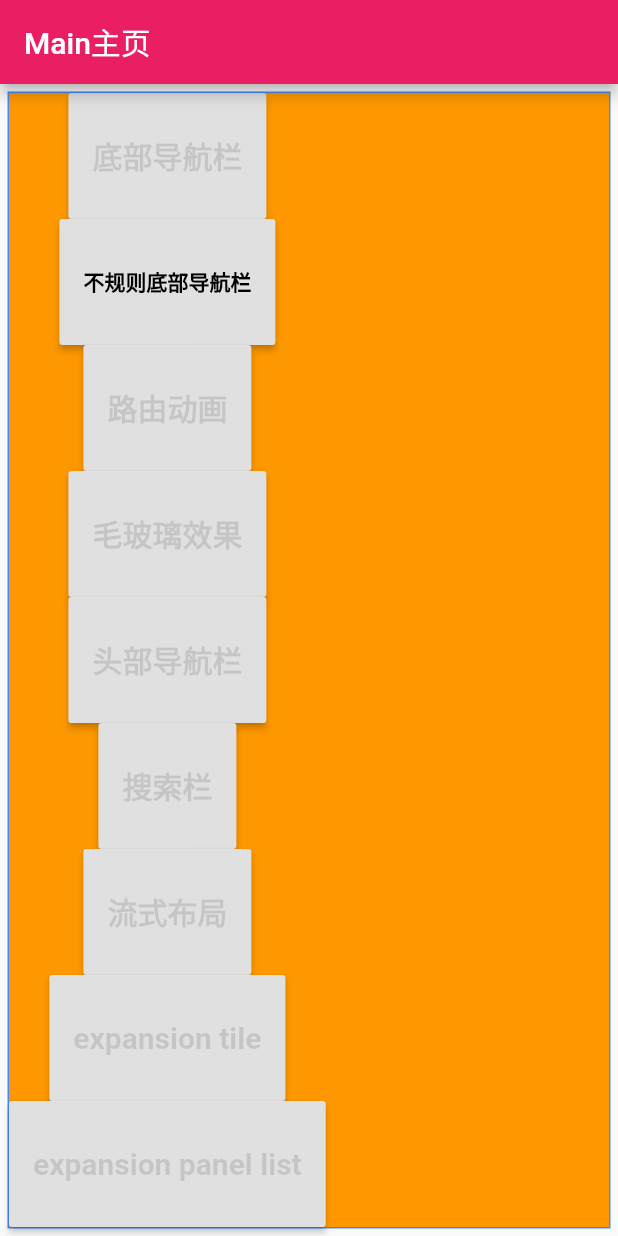
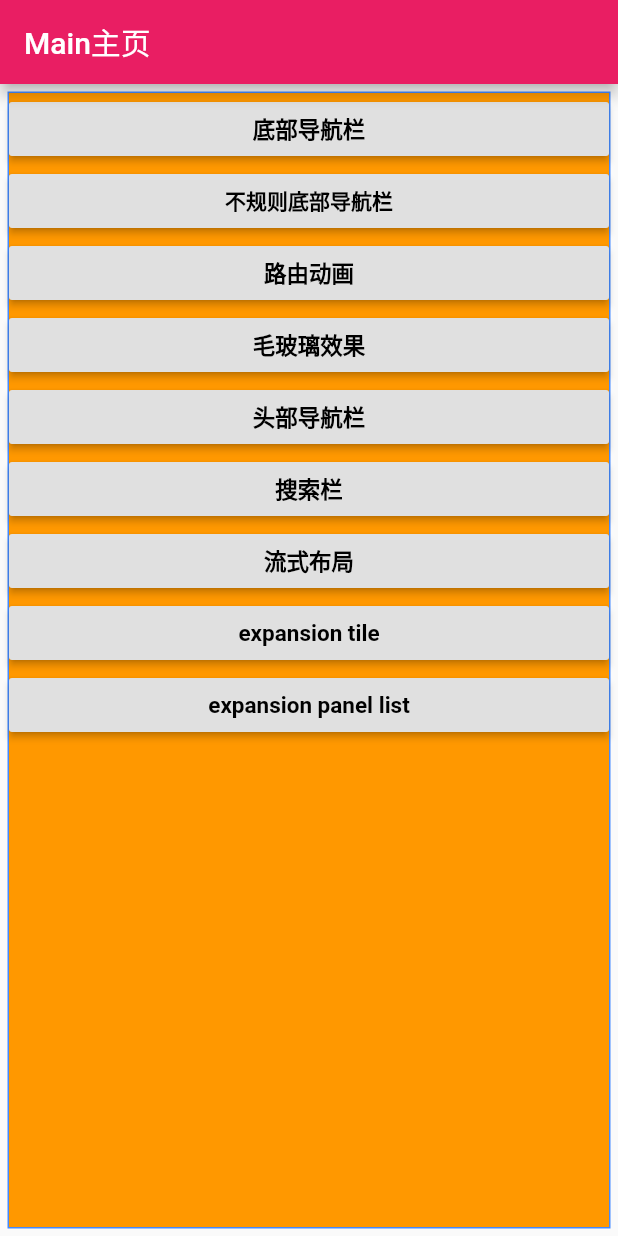
Before and after one commit to ZHughZhang/flutter_demo, a Flutter app: the screen it shows after launch, on a phone screen of 412 x 824 dp. Run offline on Flutter 3.47's test engine with Material 2 defaults, Android fonts, the phone set to English and light mode, and no system bars.

Commit message:
expansion panel list

```diff
--- a/flutter_demo/lib/main.dart
+++ b/flutter_demo/lib/main.dart
@@ -16,14 +16,11 @@ class MyApp extends StatelessWidget {
   Widget build(BuildContext context) {
     return MaterialApp(
       title: '开始页面',
-      theme: ThemeData(
-        primaryColor: Colors.pink
-      ),//自定义主题
+      theme: ThemeData(primaryColor: Colors.pink), //自定义主题
       home: _Mainpage(),
     );
   }
 }
-
 
 class _Mainpage extends StatelessWidget {
   @override
@@ -33,154 +30,139 @@ class _Mainpage extends StatelessWidget {
         title: Text('Main主页'),
       ),
       body: Container(
-          alignment: Alignment.topLeft,
+        alignment: Alignment.center,
         constraints: BoxConstraints.expand(
-            width: double.maxFinite,
-            height: double.maxFinite,
-
+          width: MediaQuery.of(context).size.width,
+          height: MediaQuery.of(context).size.height,
         ),
         margin: EdgeInsets.all(5.0),
         decoration: BoxDecoration(
           color: Colors.orange,
           border: Border.all(
-                color: Colors.blueAccent,
-                width: 1.0,
-                style: BorderStyle.solid
+              color: Colors.blueAccent, width: 1.0, style: BorderStyle.solid),
         ),
-
+        child: ListView(
+          scrollDirection: Axis.vertical,
+          semanticChildCount: 4,
+          children: <Widget>[
+            RaisedButton(
+              child: Text(
+                '底部导航栏',
+                style: TextStyle(
+                    color: Colors.black,
+                    fontSize: 15.0,
+                    fontWeight: FontWeight.bold),
               ),
-          child: Column(
-            children: <Widget>[
-              Expanded(
-                child:RaisedButton(
-                  child: Text('底部导航栏',
-                    style: TextStyle(
-                        color: Colors.black12,
-                        fontSize: 20.0,
-                        fontWeight: FontWeight.bold
-                    ),
-                  ),
-                  onPressed: (){
+              onPressed: () {
                 Navigator.of(context).push(MaterialPageRoute(
                   builder: (context) => bottom_navgation_widget(),
                 ));
               },
-                ) ,
             ),
-              Expanded(
-                  child:RaisedButton(
-                    child: Text('不规则底部导航栏',
+            RaisedButton(
+              child: Text(
+                '不规则底部导航栏',
+                style:
+                    TextStyle(color: Colors.black, fontWeight: FontWeight.bold),
+              ),
+              onPressed: () {
+                Navigator.of(context).push(MaterialPageRoute(
+                    builder: (context) => bottom_navgation_custom()));
+              },
+            ),
+            RaisedButton(
+              child: Text(
+                '路由动画',
                 style: TextStyle(
                     color: Colors.black,
-                          fontWeight: FontWeight.bold
+                    fontSize: 15.0,
+                    fontWeight: FontWeight.bold),
               ),
+              onPressed: () {
+                Navigator.of(context).push(
+                    MaterialPageRoute(builder: (context) => route_page1()));
+              },
             ),
-                    onPressed: (){
-                      Navigator.of(context).push(MaterialPageRoute(builder: (context) => bottom_navgation_custom()));
+            RaisedButton(
+              child: Text(
+                '毛玻璃效果',
+                style: TextStyle(
+                    color: Colors.black,
+                    fontSize: 15.0,
+                    fontWeight: FontWeight.bold),
+              ),
+              onPressed: () {
+                Navigator.of(context).push(
+                    MaterialPageRoute(builder: (context) => frosted_glass()));
               },
-                  ) ,
             ),
-              Expanded(
-                  child:RaisedButton(
-                    child: Text('路由动画',
+            RaisedButton(
+              child: Text(
+                '头部导航栏',
                 style: TextStyle(
-                          color: Colors.black12,
-                          fontSize: 20.0,
-                          fontWeight: FontWeight.bold
+                    color: Colors.black,
+                    fontSize: 15.0,
+                    fontWeight: FontWeight.bold),
               ),
+              onPressed: () {
+                Navigator.of(context).push(
+                    MaterialPageRoute(builder: (context) => top_nav_widget()));
+              },
             ),
-                    onPressed: (){
-                      Navigator.of(context).push(MaterialPageRoute(builder: (context) => route_page1()));
+            RaisedButton(
+              child: Text(
+                '搜索栏',
+                style: TextStyle(
+                    color: Colors.black,
+                    fontSize: 15.0,
+                    fontWeight: FontWeight.bold),
+              ),
+              onPressed: () {
+                Navigator.of(context).push(MaterialPageRoute(
+                    builder: (context) => search_bar_widget()));
               },
-                  ) ,
             ),
-                Expanded(
-                  child:RaisedButton(
-                    child: Text('毛玻璃效果',
+            RaisedButton(
+              child: Text(
+                '流式布局',
                 style: TextStyle(
-                          color: Colors.black12,
-                          fontSize: 20.0,
-                          fontWeight: FontWeight.bold
+                    color: Colors.black,
+                    fontSize: 15.0,
+                    fontWeight: FontWeight.bold),
               ),
+              onPressed: () {
+                Navigator.of(context).push(
+                    MaterialPageRoute(builder: (context) => wrap_layout()));
+              },
             ),
-                    onPressed: (){
-                         Navigator.of(context).push(MaterialPageRoute(builder: (context)=>frosted_glass()));
+            RaisedButton(
+              child: Text(
+                'expansion tile',
+                style: TextStyle(
+                    color: Colors.black,
+                    fontSize: 15.0,
+                    fontWeight: FontWeight.bold),
+              ),
+              onPressed: () {
+                Navigator.of(context).push(
+                    MaterialPageRoute(builder: (context) => expandion_tile()));
               },
-                  ) ,
             ),
-              Expanded(
-                  child:RaisedButton(
-                    child: Text('头部导航栏',
+            RaisedButton(
+              child: Text(
+                'expansion panel list',
                 style: TextStyle(
-                          color: Colors.black12,
-                          fontSize: 20.0,
-                          fontWeight: FontWeight.bold
+                    color: Colors.black,
+                    fontSize: 15.0,
+                    fontWeight: FontWeight.bold),
               ),
-                    ),
-                    onPressed: (){
-
-                          Navigator.of(context).push(MaterialPageRoute(builder: (context)=> top_nav_widget()));
+              onPressed: () {
+                Navigator.of(context).push(MaterialPageRoute(
+                    builder: (context) => expansion_panel_list()));
               },
-                  ) ,
-                ),
-                Expanded(
-                  child:RaisedButton(
-                    child: Text('搜索栏',
-                      style: TextStyle(
-                          color: Colors.black12,
-                          fontSize: 20.0,
-                          fontWeight: FontWeight.bold
-                      ),
-                    ),
-                    onPressed: (){
-                        Navigator.of(context).push(MaterialPageRoute(builder: (context)=> search_bar_widget()));
-                    },
-                  ) ,
-                ),
-               Expanded(
-                  child:RaisedButton(
-                    child: Text('流式布局',
-                      style: TextStyle(
-                          color: Colors.black12,
-                          fontSize: 20.0,
-                          fontWeight: FontWeight.bold
-                      ),
-                    ),
-                    onPressed: (){
-                          Navigator.of(context).push(MaterialPageRoute(builder:(context) => wrap_layout() ));
-                    },
-                  ) ,
-                ),
-              Expanded(
-                child:RaisedButton(
-                  child: Text('expansion tile',
-                    style: TextStyle(
-                        color: Colors.black12,
-                        fontSize: 20.0,
-                        fontWeight: FontWeight.bold
-                    ),
-                  ),
-                  onPressed: (){
-                    Navigator.of(context).push(MaterialPageRoute(builder:(context) => expandion_tile() ));
-                  },
-                ) ,
-              ),
-              Expanded(
-                child:RaisedButton(
-                  child: Text('expansion panel list',
-                    style: TextStyle(
-                        color: Colors.black12,
-                        fontSize: 20.0,
-                        fontWeight: FontWeight.bold
-                    ),
-                  ),
-                  onPressed: (){
-                    Navigator.of(context).push(MaterialPageRoute(builder:(context) => expansion_panel_list()));
-                  },
-                ) ,
             ),
           ],
-          )
+        ),
       ),
     );
   }
```
Also changed, not shown: flutter_demo/lib/expansiontile/expansion_panel_list.dart (+80 -2 lines). Lines whose indentation alone changed are shown as unchanged.
